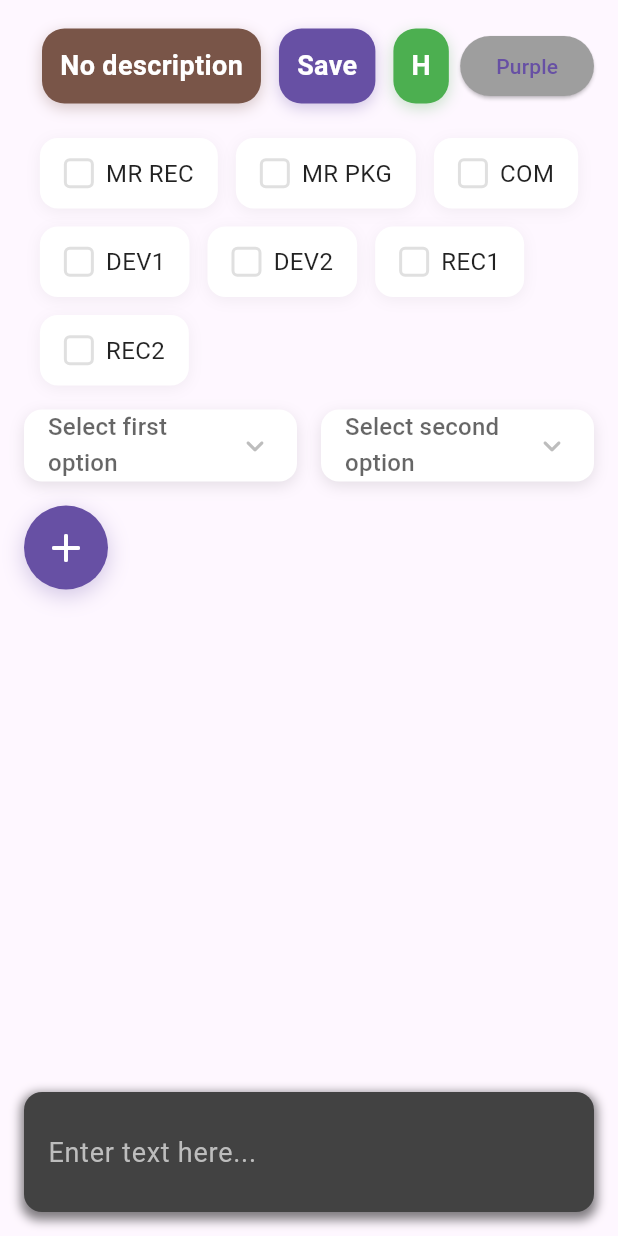
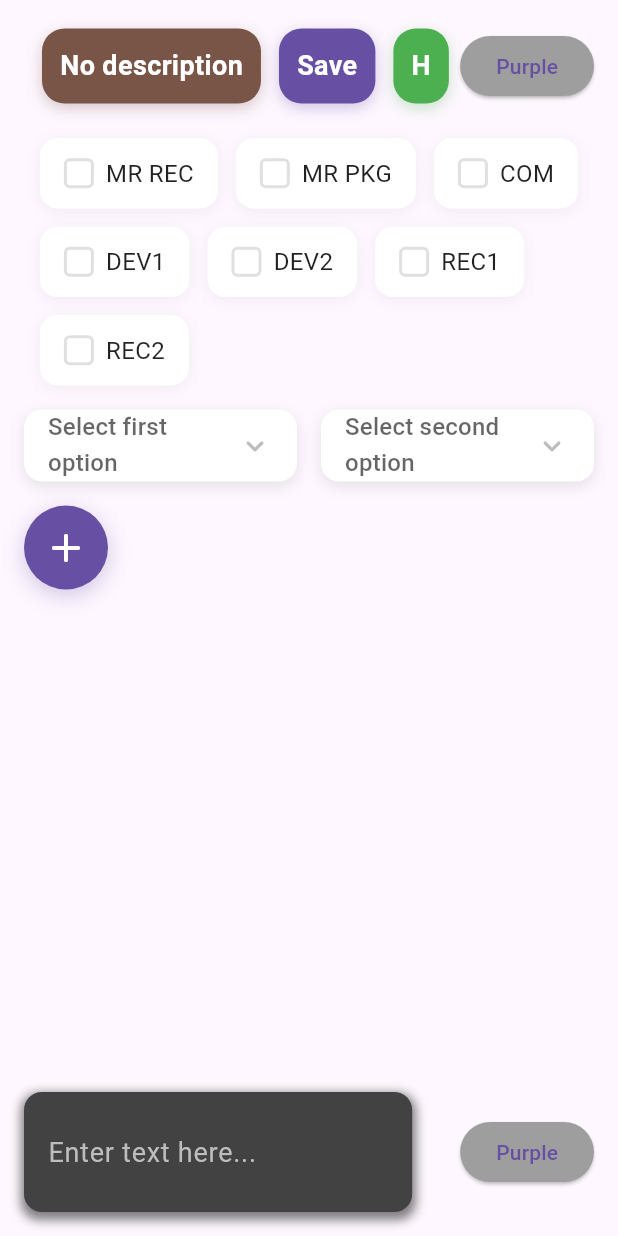
Before and after one commit to cesargoulart/work12, a Flutter app: the screen it shows after launch, on a phone screen of 412 x 824 dp. Run offline on Flutter 3.47's test engine with Material 3 defaults, Android fonts, the phone set to English and light mode, and no system bars; our stand-ins replace sqflite; accounts and stored records are empty.

Commit message:
Implement LargeTextBox with text change handling and add PurpleButton for saving text to XML

```diff
--- a/work/lib/screens/home_screen.dart
+++ b/work/lib/screens/home_screen.dart
@@ -11,8 +11,10 @@ import '../widgets/animated_add_button.dart';
 import '../widgets/animated_task_dialog.dart';
 import '../widgets/animated_task_list.dart';
 import '../widgets/large_text_box.dart';
+import '../widgets/purple_button.dart';
 import '../models/task_model.dart';
 import '../models/subtask_model.dart';
+import '../features/handle_purple_button_press.dart';
 
 class HomeScreen extends StatefulWidget {
   const HomeScreen({super.key});
@@ -557,9 +559,23 @@ class _HomeScreenState extends State<HomeScreen> {
                 ),
               ),
             ),
-            const Padding(
-              padding: EdgeInsets.all(16.0),
-              child: LargeTextBox(),
+            Row(
+              children: [
+                Expanded(
+                  child: Padding(
+                    padding: const EdgeInsets.all(16.0),
+                    child: LargeTextBox(
+                      onTextChanged: HandlePurpleButtonPress.updateText,
+                    ),
+                  ),
+                ),
+                Padding(
+                  padding: const EdgeInsets.all(16.0),
+                  child: PurpleButton(
+                    onPressed: HandlePurpleButtonPress.handlePress,
+                  ),
+                ),
+              ],
             ),
           ],
         ),
--- a/work/lib/widgets/large_text_box.dart
+++ b/work/lib/widgets/large_text_box.dart
@@ -1,7 +1,25 @@
 import 'package:flutter/material.dart';
 
-class LargeTextBox extends StatelessWidget {
-  const LargeTextBox({super.key});
+class LargeTextBox extends StatefulWidget {
+  final Function(String) onTextChanged;
+
+  const LargeTextBox({
+    super.key,
+    required this.onTextChanged,
+  });
+
+  @override
+  State<LargeTextBox> createState() => _LargeTextBoxState();
+}
+
+class _LargeTextBoxState extends State<LargeTextBox> {
+  final TextEditingController _controller = TextEditingController();
+
+  @override
+  void dispose() {
+    _controller.dispose();
+    super.dispose();
+  }
 
   @override
   Widget build(BuildContext context) {
@@ -20,6 +38,7 @@ class LargeTextBox extends StatelessWidget {
         ],
       ),
       child: TextField(
+        controller: _controller,
         maxLines: null, // Allows for multiple lines
         keyboardType: TextInputType.multiline,
         style: const TextStyle(color: Colors.white, fontSize: 18, fontWeight: FontWeight.bold),
@@ -28,6 +47,7 @@ class LargeTextBox extends StatelessWidget {
           hintStyle: TextStyle(color: Colors.grey[400], fontWeight: FontWeight.normal),
           border: InputBorder.none,
         ),
+        onChanged: widget.onTextChanged,
       ),
     );
   }
```
Also changed, not shown: work/lib/features/handle_purple_button_press.dart (added, +18 -0 lines), work/lib/features/save_textbox_to_regist.dart (added, +61 -0 lines).
